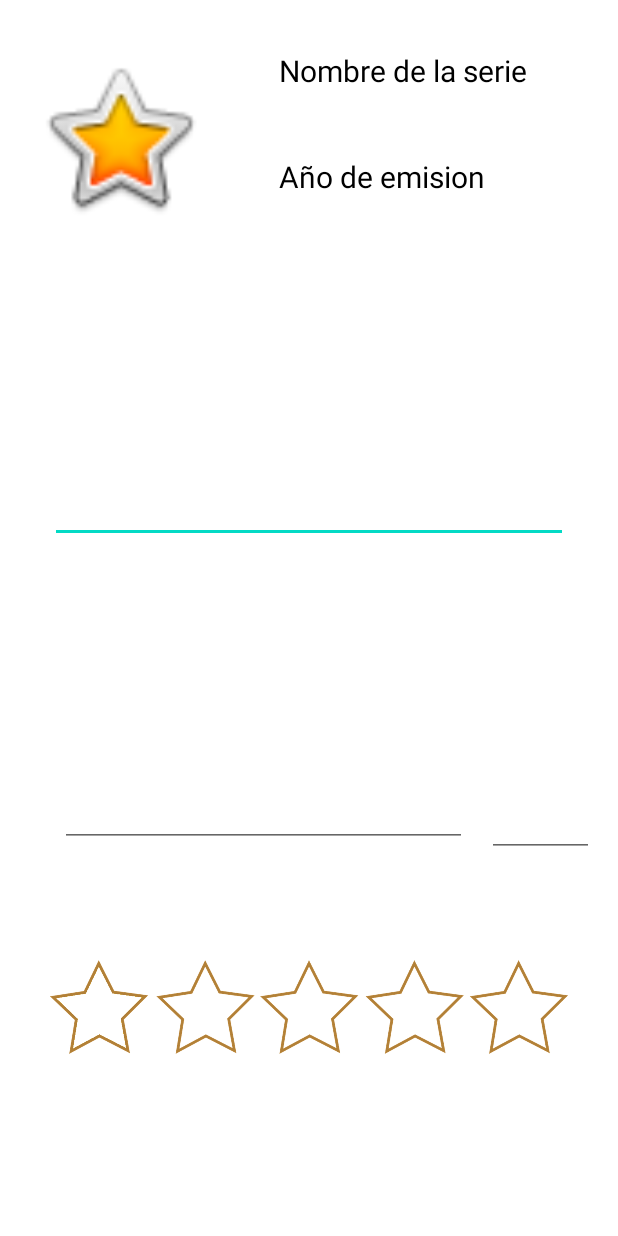
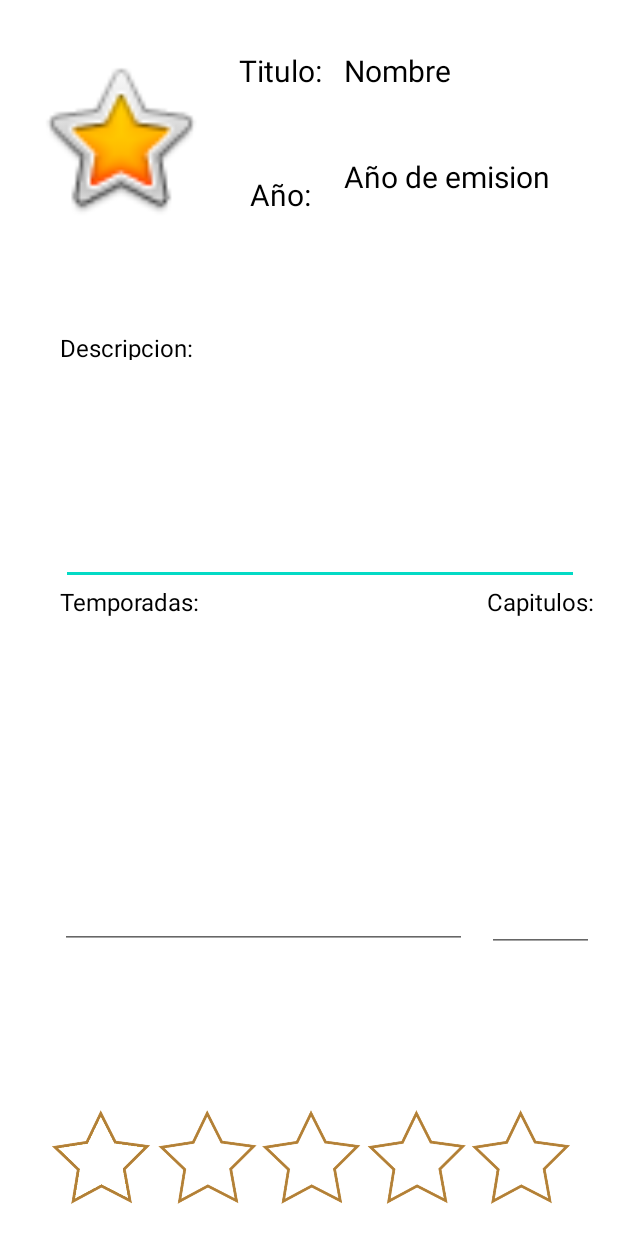
Before and after one commit to mlhzgz/TG1Grupo2, an Android app: the layout activity_datos_serie.xml on its own in the app's theme, with its tools: preview values and no code run, on a phone screen of 412 x 824 dp. Run offline under Robolectric (Android 15) with nearby library versions, the phone set to English and light mode, and no system bars.

Commit message:
Layout de todos los datos y alert dialog puntuacion acabados

```diff
--- a/app/src/main/res/layout/activity_datos_serie.xml
+++ b/app/src/main/res/layout/activity_datos_serie.xml
@@ -20,9 +20,9 @@
 
     <TextView
         android:id="@+id/txtNombre"
-        android:layout_width="210dp"
+        android:layout_width="150dp"
         android:layout_height="49dp"
-        android:text="Nombre de la serie"
+        android:text="Nombre"
         android:textAlignment="viewStart"
         android:textColor="@color/black"
         android:textSize="20sp"
@@ -35,7 +35,7 @@
 
     <TextView
         android:id="@+id/txtAnyoEmision"
-        android:layout_width="210dp"
+        android:layout_width="150dp"
         android:layout_height="49dp"
         android:text="Año de emision"
         android:textAlignment="viewStart"
@@ -51,7 +51,7 @@
     <EditText
         android:id="@+id/txtDescripcion"
         android:layout_width="345dp"
-        android:layout_height="180dp"
+        android:layout_height="150dp"
         android:clickable="false"
         android:editable="false"
         android:ems="10"
@@ -59,9 +59,10 @@
         android:inputType="textMultiLine"
         app:layout_constraintBottom_toBottomOf="parent"
         app:layout_constraintEnd_toEndOf="parent"
+        app:layout_constraintHorizontal_bias="0.606"
         app:layout_constraintStart_toStartOf="parent"
         app:layout_constraintTop_toBottomOf="@+id/txtAnyoEmision"
-        app:layout_constraintVertical_bias="0.059" />
+        app:layout_constraintVertical_bias="0.167" />
 
     <EditText
         android:id="@+id/txtTemporadas"
@@ -75,10 +76,10 @@
         android:inputType="textMultiLine"
         app:layout_constraintBottom_toBottomOf="parent"
         app:layout_constraintEnd_toEndOf="parent"
-        app:layout_constraintHorizontal_bias="0.286"
+        app:layout_constraintHorizontal_bias="0.285"
         app:layout_constraintStart_toStartOf="parent"
         app:layout_constraintTop_toBottomOf="@+id/txtDescripcion"
-        app:layout_constraintVertical_bias="0.089" />
+        app:layout_constraintVertical_bias="0.254" />
 
     <EditText
         android:id="@+id/txtCapsTemp"
@@ -87,12 +88,13 @@
         android:ems="10"
         android:gravity="start|top"
         android:inputType="textMultiLine"
-        app:layout_constraintBottom_toTopOf="@+id/imgEstrellas"
+        android:textAlignment="textEnd"
+        app:layout_constraintBottom_toBottomOf="parent"
         app:layout_constraintEnd_toEndOf="parent"
         app:layout_constraintHorizontal_bias="0.448"
         app:layout_constraintStart_toEndOf="@+id/txtTemporadas"
         app:layout_constraintTop_toBottomOf="@+id/txtDescripcion"
-        app:layout_constraintVertical_bias="0.397" />
+        app:layout_constraintVertical_bias="0.284" />
 
     <ImageView
         android:id="@+id/imgEstrellas"
@@ -100,9 +102,85 @@
         android:layout_height="72dp"
         app:layout_constraintBottom_toBottomOf="parent"
         app:layout_constraintEnd_toEndOf="parent"
+        app:layout_constraintHorizontal_bias="0.515"
         app:layout_constraintStart_toStartOf="parent"
         app:layout_constraintTop_toBottomOf="@+id/txtTemporadas"
-        app:layout_constraintVertical_bias="0.358"
+        app:layout_constraintVertical_bias="0.833"
         app:srcCompat="@drawable/imgceroestrellas" />
 
+    <TextView
+        android:id="@+id/textView"
+        android:layout_width="62dp"
+        android:layout_height="42dp"
+        android:text="Titulo:"
+        android:textAlignment="center"
+        android:textColor="@color/black"
+        android:textSize="20sp"
+        app:layout_constraintBottom_toTopOf="@+id/txtDescripcion"
+        app:layout_constraintEnd_toStartOf="@+id/txtNombre"
+        app:layout_constraintHorizontal_bias="0.541"
+        app:layout_constraintStart_toEndOf="@+id/imgPortada"
+        app:layout_constraintTop_toTopOf="parent"
+        app:layout_constraintVertical_bias="0.169" />
+
+    <TextView
+        android:id="@+id/textView2"
+        android:layout_width="62dp"
+        android:layout_height="42dp"
+        android:text="Año:"
+        android:textAlignment="center"
+        android:textColor="@color/black"
+        android:textSize="20sp"
+        app:layout_constraintBottom_toTopOf="@+id/txtDescripcion"
+        app:layout_constraintEnd_toStartOf="@+id/txtNombre"
+        app:layout_constraintHorizontal_bias="0.541"
+        app:layout_constraintStart_toEndOf="@+id/imgPortada"
+        app:layout_constraintTop_toTopOf="parent"
+        app:layout_constraintVertical_bias="0.587" />
+
+    <TextView
+        android:id="@+id/textView3"
+        android:layout_width="135dp"
+        android:layout_height="19dp"
+        android:text="Descripcion:"
+        android:textAlignment="viewStart"
+        android:textColor="@color/black"
+        android:textSize="16sp"
+        app:layout_constraintBottom_toTopOf="@+id/txtDescripcion"
+        app:layout_constraintEnd_toStartOf="@+id/txtNombre"
+        app:layout_constraintHorizontal_bias="0.425"
+        app:layout_constraintStart_toStartOf="parent"
+        app:layout_constraintTop_toBottomOf="@+id/imgPortada"
+        app:layout_constraintVertical_bias="1.0" />
+
+    <TextView
+        android:id="@+id/textView5"
+        android:layout_width="150dp"
+        android:layout_height="22dp"
+        android:text="Temporadas:"
+        android:textAlignment="viewStart"
+        android:textColor="@color/black"
+        android:textSize="16sp"
+        app:layout_constraintBottom_toBottomOf="parent"
+        app:layout_constraintEnd_toStartOf="@+id/txtNombre"
+        app:layout_constraintHorizontal_bias="0.506"
+        app:layout_constraintStart_toStartOf="parent"
+        app:layout_constraintTop_toBottomOf="@+id/txtDescripcion"
+        app:layout_constraintVertical_bias="0.0" />
+
+    <TextView
+        android:id="@+id/textView6"
+        android:layout_width="150dp"
+        android:layout_height="22dp"
+        android:text="Capitulos:"
+        android:textAlignment="viewEnd"
+        android:textColor="@color/black"
+        android:textSize="16sp"
+        app:layout_constraintBottom_toBottomOf="parent"
+        app:layout_constraintEnd_toEndOf="parent"
+        app:layout_constraintHorizontal_bias="0.938"
+        app:layout_constraintStart_toStartOf="parent"
+        app:layout_constraintTop_toBottomOf="@+id/txtDescripcion"
+        app:layout_constraintVertical_bias="0.0" />
+
 </androidx.constraintlayout.widget.ConstraintLayout>
--- a/app/src/main/res/layout/puntuacion_alert.xml
+++ b/app/src/main/res/layout/puntuacion_alert.xml
@@ -6,16 +6,16 @@
     android:layout_height="match_parent">
 
     <RadioGroup
-        android:layout_width="359dp"
-        android:layout_height="115dp"
+        android:layout_width="356dp"
+        android:layout_height="52dp"
         android:baselineAligned="false"
         android:orientation="horizontal"
         app:layout_constraintBottom_toBottomOf="parent"
         app:layout_constraintEnd_toEndOf="parent"
-        app:layout_constraintHorizontal_bias="0.5"
+        app:layout_constraintHorizontal_bias="0.692"
         app:layout_constraintStart_toStartOf="parent"
         app:layout_constraintTop_toTopOf="parent"
-        app:layout_constraintVertical_bias="0.5">
+        app:layout_constraintVertical_bias="0.417">
 
 
         <RadioButton
```
